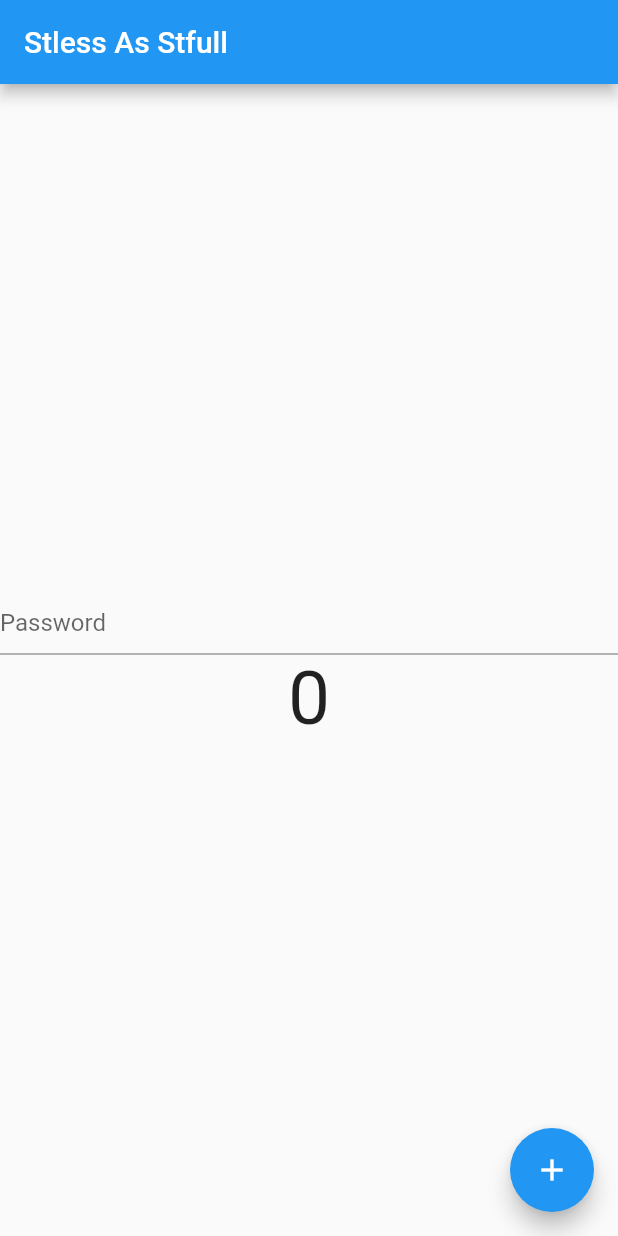
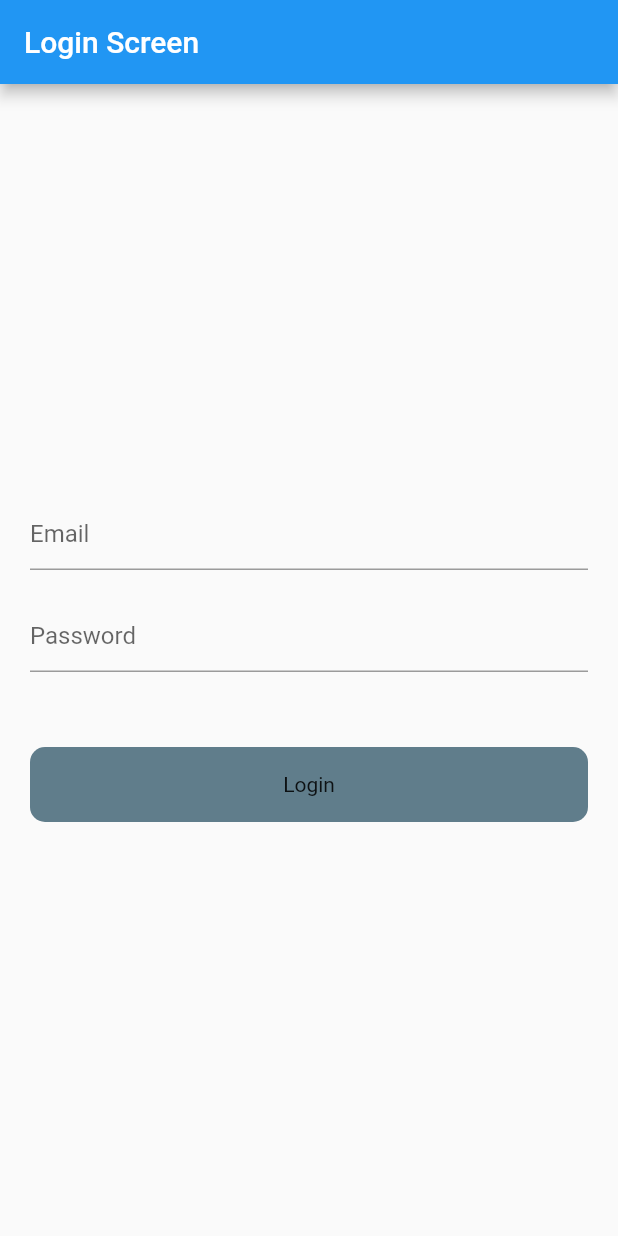
Before and after one commit to Usaid-Dev/provider_state_management, a Flutter app: the screen it shows after launch, on a phone screen of 412 x 824 dp. Run offline on Flutter 3.47's test engine with Material 2 defaults, Android fonts, the phone set to English and light mode, and no system bars.

Commit message:
login with restapi with provider

```diff
--- a/lib/main.dart
+++ b/lib/main.dart
@@ -3,8 +3,9 @@ import 'package:provider/provider.dart';
 import 'package:provider_state_management/provider/count_provider.dart';
 import 'package:provider_state_management/provider/example_multi_provider.dart';
 import 'package:provider_state_management/favourite_app/favourite_provider.dart';
+import 'package:provider_state_management/provider/login_provider.dart';
 import 'package:provider_state_management/provider/theme_provider.dart';
-import 'package:provider_state_management/screens/stless_as_stfull.dart';
+import 'package:provider_state_management/screens/login.dart';
 
 void main() {
   runApp(const MyApp());
@@ -21,6 +22,7 @@ class MyApp extends StatelessWidget {
         ChangeNotifierProvider(create: (_) => ExampleMultiProvider()),
         ChangeNotifierProvider(create: (_) => FavouriteProvider()),
         ChangeNotifierProvider(create: (_) => ThemeProvider()),
+        ChangeNotifierProvider(create: (_) => LoginProvider()),
       ],
       child: Builder(
         builder: (BuildContext context) {
@@ -40,7 +42,7 @@ class MyApp extends StatelessWidget {
               ),
             ),
             debugShowCheckedModeBanner: false,
-            home: StlessAsStfull(),
+            home: const LoginScreen(),
           );
         },
       ),
--- /dev/null
+++ b/lib/provider/login_provider.dart
@@ -0,0 +1,37 @@
+import 'package:flutter/foundation.dart';
+import 'package:http/http.dart';
+
+class LoginProvider with ChangeNotifier {
+  bool _loading = false;
+  bool get loading => _loading;
+
+  setLoading(bool value) {
+    _loading = value;
+    notifyListeners();
+  }
+
+  void login(String email, String password) async {
+    setLoading(true);
+
+    try {
+      Response response = await post(
+        Uri.parse('https://reqres.in/api/login'),
+        body: {
+          'email': email,
+          'password': password,
+        },
+      );
+
+      if (response.statusCode == 200) {
+        setLoading(false);
+        print('successfull');
+      } else {
+        setLoading(false);
+        print('failed');
+      }
+    } catch (e) {
+      setLoading(false);
+      print(e.toString());
+    }
+  }
+}
--- /dev/null
+++ b/lib/screens/login.dart
@@ -0,0 +1,76 @@
+import 'package:flutter/material.dart';
+import 'package:provider/provider.dart';
+import 'package:provider_state_management/provider/login_provider.dart';
+
+class LoginScreen extends StatefulWidget {
+  const LoginScreen({super.key});
+
+  @override
+  State<LoginScreen> createState() => _LoginScreenState();
+}
+
+class _LoginScreenState extends State<LoginScreen> {
+  TextEditingController emailController = TextEditingController();
+  TextEditingController passwordController = TextEditingController();
+
+  @override
+  Widget build(BuildContext context) {
+    final loginProvider = Provider.of<LoginProvider>(context);
+    return Scaffold(
+      appBar: AppBar(
+        title: const Text(
+          'Login Screen',
+        ),
+      ),
+      body: Padding(
+        padding: const EdgeInsets.all(20.0),
+        child: Column(
+          mainAxisAlignment: MainAxisAlignment.center,
+          crossAxisAlignment: CrossAxisAlignment.center,
+          children: [
+            TextFormField(
+              controller: emailController,
+              decoration: const InputDecoration(
+                hintText: "Email",
+              ),
+            ),
+            const SizedBox(
+              height: 20,
+            ),
+            TextFormField(
+              controller: passwordController,
+              decoration: const InputDecoration(
+                hintText: "Password",
+              ),
+            ),
+            const SizedBox(
+              height: 50,
+            ),
+            InkWell(
+              onTap: () {
+                loginProvider.login(
+                  emailController.text.toString(),
+                  passwordController.text.toString(),
+                );
+              },
+              child: Container(
+                height: 50,
+                decoration: BoxDecoration(
+                  color: Colors.blueGrey,
+                  borderRadius: BorderRadius.circular(10),
+                ),
+                child: Center(
+                  child: loginProvider.loading
+                      ? const CircularProgressIndicator(
+                          color: Colors.white,
+                        )
+                      : const Text('Login'),
+                ),
+              ),
+            )
+          ],
+        ),
+      ),
+    );
+  }
+}
```
Also changed, not shown: pubspec.yaml (+1 -6 lines), pubspec.lock.
